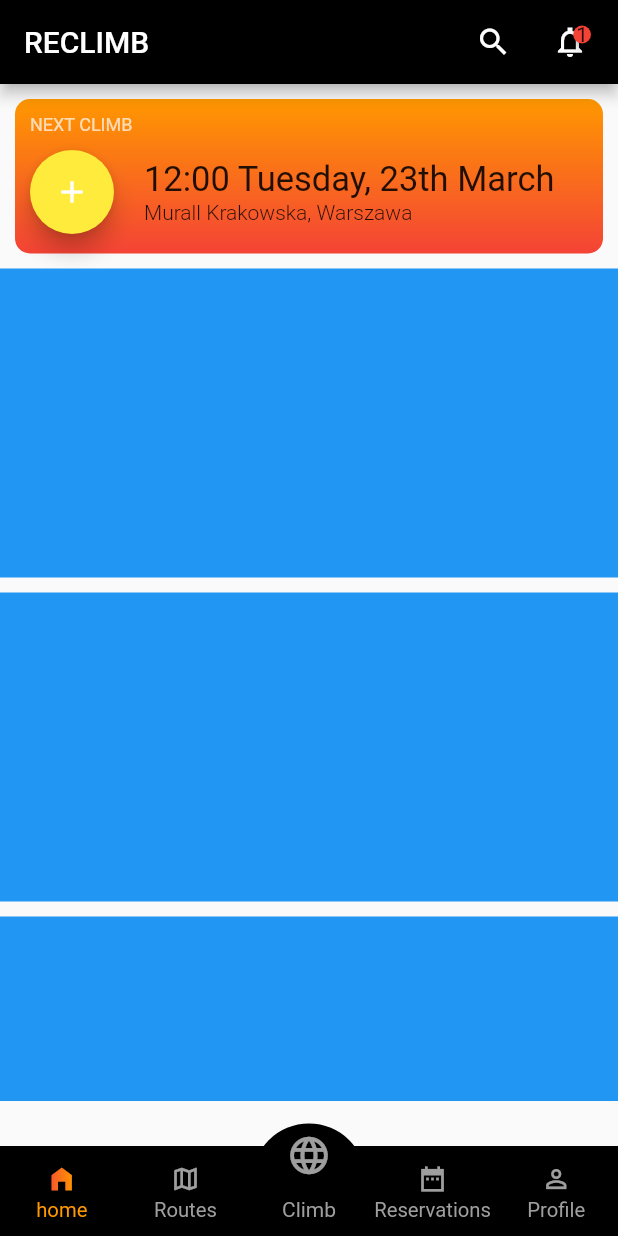
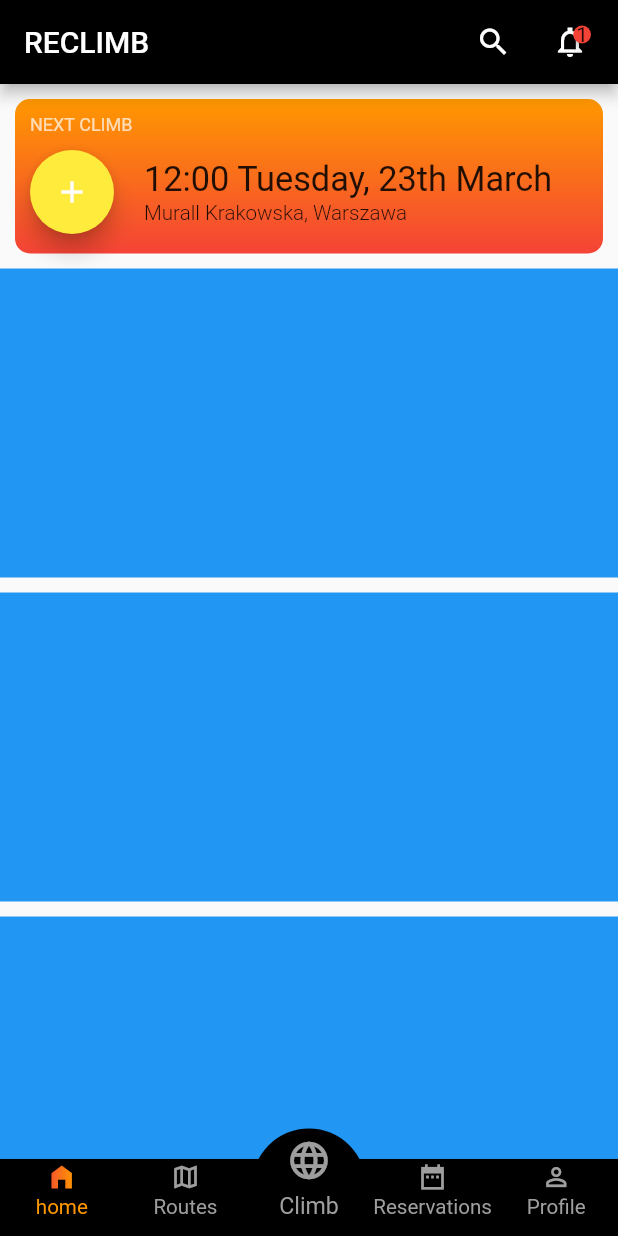
Before and after one commit to truongnguyen112007/climb_app_base, a Flutter app: the screen it shows after launch, on a phone screen of 412 x 824 dp. Run offline on Flutter 3.47's test engine with Material 2 defaults, Android fonts, the light colour scheme and no system bars; drawn by our look-alikes of badges; our stand-ins replace flutter_screenutil.

Commit message:
Add screen util.

```diff
--- a/lib/bottom_navigationbar.dart
+++ b/lib/bottom_navigationbar.dart
@@ -1,6 +1,7 @@
 import 'package:climb_app_base/components/gradient_icon.dart';
 import 'package:flutter/cupertino.dart';
 import 'package:flutter/material.dart';
+import 'package:flutter_screenutil/flutter_screenutil.dart';
 
 class AppButtonNavigationBar extends StatefulWidget {
   final Function(int index) indexCallBack;
@@ -24,16 +25,12 @@ class _AppButtonNavigationBarState extends State<AppButtonNavigationBar> {
   Widget build(BuildContext context) {
     return Stack(
       children: [
-        SizedBox(),
-        Padding(
-          padding: EdgeInsets.only(top: 30),
-          child: Align(
-            alignment: Alignment.center,
+        Container(color: Colors.transparent,
+       padding: EdgeInsets.only(top: 17.h),
+       height: 60.h,alignment: Alignment.bottomCenter,
           child: Container(
-              height: 60,
             color: Colors.black,
             child: Row(
-                mainAxisAlignment: MainAxisAlignment.spaceBetween,
               children: [
                 itemBottomNavigationBar(Icons.home_filled, TAB_HOME, 'home'),
                 itemBottomNavigationBar(
@@ -44,7 +41,6 @@ class _AppButtonNavigationBarState extends State<AppButtonNavigationBar> {
                 itemBottomNavigationBar(
                     Icons.person_outline_outlined, TAB_PROFILE, 'Profile'),
               ],
-              ),
             ),
           ),
         ),
@@ -83,18 +79,18 @@ class _AppButtonNavigationBarState extends State<AppButtonNavigationBar> {
                       ),
                     ),
                     SizedBox(
-                      height: 10,
+                      height: 4,
                     ),
                     Text("Climb",
-                        style: TextStyle(
+                        style: TextStyle(fontSize: 13.5.sp,
                             color: currentTab == TAB_CLIMB
                                 ? Colors.orange
                                 : Colors.grey)),
+                Spacer()
                   ],
                 ),
               ),
-              width: 80,
-              height: 90,
+              width: 80.w,
             ),
           ),
         ),
@@ -111,6 +107,8 @@ class _AppButtonNavigationBarState extends State<AppButtonNavigationBar> {
               widget.indexCallBack(currentTab);
             });
           },
+          child: SizedBox(
+            height: MediaQuery.of(context).size.height,
             child: Column(
               mainAxisSize: MainAxisSize.min,
               children: [
@@ -127,10 +125,11 @@ class _AppButtonNavigationBarState extends State<AppButtonNavigationBar> {
                   title,
                   style: TextStyle(
                       color: currentTab == index ? Colors.orange : Colors.grey,
-                    fontSize: 13.5),
+                      fontSize: 12.sp),
                 ),
               ],
             ),
           ),
+        ),
       );
 }
--- a/lib/main.dart
+++ b/lib/main.dart
@@ -1,4 +1,5 @@
 import 'package:flutter/material.dart';
+import 'package:flutter_screenutil/flutter_screenutil.dart';
 
 import 'modules/home/home_page.dart';
 
@@ -12,10 +13,12 @@ class MyApp extends StatelessWidget {
   // This widget is the root of your application.
   @override
   Widget build(BuildContext context) {
-    return MaterialApp(
-      debugShowCheckedModeBanner: false,
-      title: 'Flutter Demo',
-      home: const HomePage(),
+    return ScreenUtilInit(
+      builder: (BuildContext context, Widget? child) => MaterialApp(
+        debugShowCheckedModeBanner: false,
+        title: 'Flutter Demo',
+        home: const HomePage(),
+      ),
     );
   }
 }
--- a/lib/modules/home/home_page.dart
+++ b/lib/modules/home/home_page.dart
@@ -28,18 +28,22 @@ class _HomePageState extends State<HomePage> {
   @override
   Widget build(BuildContext context) {
     return Scaffold(
-      body: Column(
+      body: Stack(
         children: [
-          Expanded(
+          SizedBox(height: MediaQuery.of(context).size.height,
             child: PageView(
               physics: NeverScrollableScrollPhysics(),
               controller: pageController,
               children: tabs,
             ),
           ),
-          AppButtonNavigationBar(
-            indexCallBack: (int index) => jumtToPage(index),
-          )
+          Positioned.fill(
+              child: Container(
+            alignment: Alignment.bottomCenter,
+            child: AppButtonNavigationBar(
+              indexCallBack: (int index) => jumtToPage(index),
+            ),
+          ))
         ],
       ),
     );
--- a/lib/modules/tab_home/tab_home.dart
+++ b/lib/modules/tab_home/tab_home.dart
@@ -1,5 +1,6 @@
 import 'package:flutter/material.dart';
 import 'package:badges/badges.dart';
+import 'package:flutter_screenutil/flutter_screenutil.dart';
 
 class TabHome extends StatefulWidget {
   const TabHome({Key? key}) : super(key: key);
@@ -46,6 +47,7 @@ class _TabHomeState extends State<TabHome> {
               padding: EdgeInsets.all(10),
               child: Container(
                 height: size.height / 8,
+                width: size.width,
                 decoration: BoxDecoration(
                   borderRadius: BorderRadius.circular(10),
                   gradient: LinearGradient(
@@ -77,20 +79,20 @@ class _TabHomeState extends State<TabHome> {
                         SizedBox(
                           width: 20,
                         ),
-                        Column(
+              Expanded(child:           Column(
                 crossAxisAlignment: CrossAxisAlignment.start,
                 children: [
                   Text(
-                              '12:00 Tuesday, 23th March',
-                              style: TextStyle(
-                                  fontSize: 23, fontWeight: FontWeight.w400),
+                    '12:00 Tuesday, 23th March',maxLines: 1,
+                    style: TextStyle(fontSize: 20.sp,
+                       fontWeight: FontWeight.w400),
                   ),
                   Text(
-                              'Murall Krakowska, Warszawa',
-                              style: TextStyle(fontWeight: FontWeight.w300),
+                    'Murall Krakowska, Warszawa',maxLines: 1,
+                    style: TextStyle(fontWeight: FontWeight.w300,fontSize: 12.sp),
                   ),
                 ],
-                        )
+              ))
                       ],
                     )
                   ],
--- a/pubspec.yaml
+++ b/pubspec.yaml
@@ -9,6 +9,7 @@ environment:
   sdk: ">=2.17.3 <3.0.0"
 
 dependencies:
+  flutter_screenutil: ^5.5.0
   flutter:
     sdk: flutter
   cupertino_icons: ^1.0.2
```
Also changed, not shown: pubspec.lock. Lines whose indentation alone changed are shown as unchanged.
